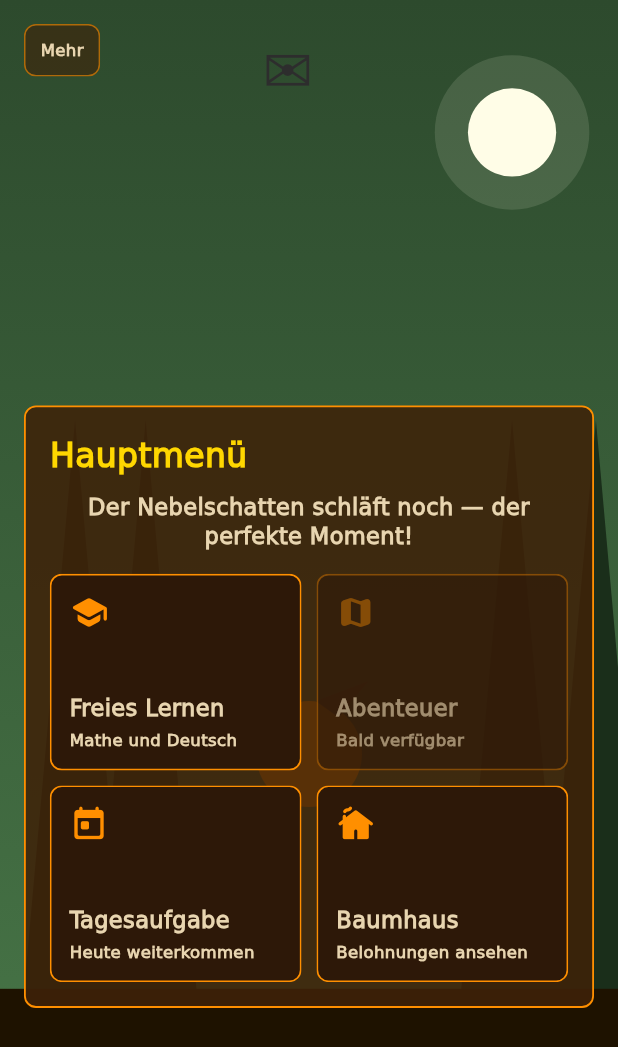
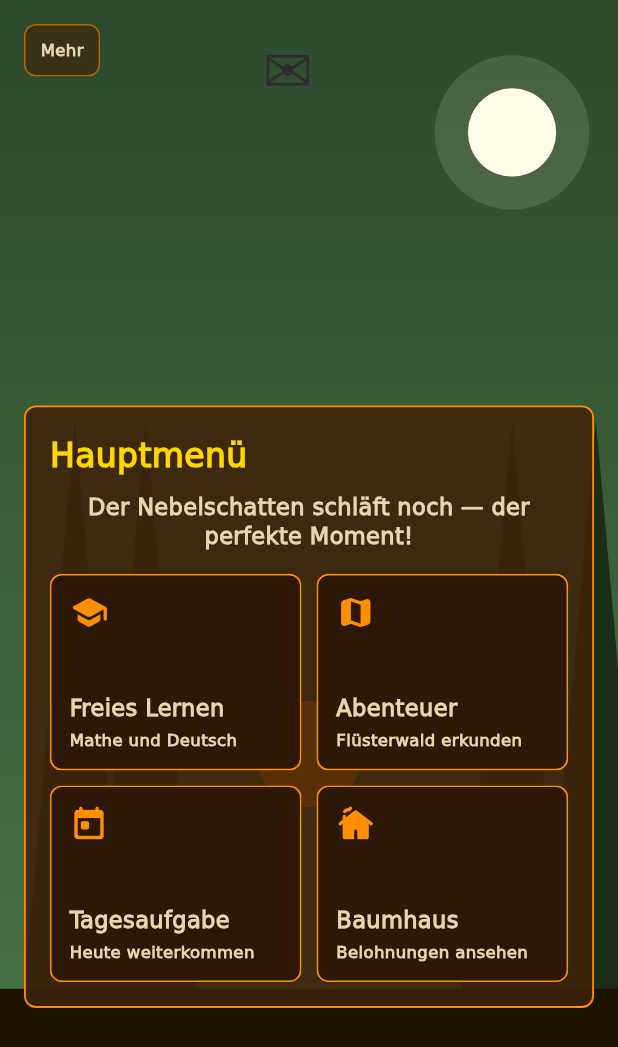
Before and after one commit to md-kks/lernfuchs, a Flutter app: the screen it shows after launch, on a phone screen of 412 x 824 dp. Shown: the top 1047 px of the screen. Run offline on Flutter 3.47's test engine with Material 3 defaults, Android fonts, the phone set to English and light mode, and no system bars; our stand-ins replace audioplayers, flutter_riverpod, flutter_tts, go_router, shared_preferences, yaml; missing offline and left inert: flame.

Commit message:
Document canon and enable adventure tile

```diff
--- a/lib/features/home/home_screen.dart
+++ b/lib/features/home/home_screen.dart
@@ -4,7 +4,6 @@ import 'package:flutter/material.dart';
 import 'package:flutter_riverpod/flutter_riverpod.dart';
 import 'package:go_router/go_router.dart';
 
-import '../../app/feature_flags.dart';
 import '../../core/services/providers.dart';
 import '../../services/streak_service.dart';
 import '../baumhaus/baumhaus_screen.dart';
@@ -121,18 +120,14 @@ class _HomeScreenState extends ConsumerState<HomeScreen>
                             : config?.narrativeText ??
                                   'Was möchtest du heute machen?',
                         streak: _streak,
-                        gameCompleted: _gameCompleted,
-                        gameWorldEnabled: FeatureFlags.enableGameWorld,
                         onFreePractice: () =>
                             context.push('/home/freies-ueben'),
-                        onAdventure: FeatureFlags.enableGameWorld
-                            ? () => Navigator.push(
-                                context,
-                                MaterialPageRoute(
-                                  builder: (_) => const WorldMapScreen(),
-                                ),
-                              )
-                            : null,
+                        onAdventure: () => Navigator.push(
+                          context,
+                          MaterialPageRoute(
+                            builder: (_) => const WorldMapScreen(),
+                          ),
+                        ),
                         onDaily: () => Navigator.push(
                           context,
                           MaterialPageRoute(
@@ -194,18 +189,14 @@ class _HomeScreenState extends ConsumerState<HomeScreen>
 class _MainMenuPanel extends StatelessWidget {
   final String narrativeText;
   final int streak;
-  final bool gameCompleted;
-  final bool gameWorldEnabled;
   final VoidCallback onFreePractice;
-  final VoidCallback? onAdventure;
+  final VoidCallback onAdventure;
   final VoidCallback onDaily;
   final VoidCallback onBaumhaus;
 
   const _MainMenuPanel({
     required this.narrativeText,
     required this.streak,
-    required this.gameCompleted,
-    required this.gameWorldEnabled,
     required this.onFreePractice,
     required this.onAdventure,
     required this.onDaily,
@@ -275,12 +266,9 @@ class _MainMenuPanel extends StatelessWidget {
                 onTap: onFreePractice,
               ),
               _MainMenuTile(
-                title: gameCompleted ? 'Erinnerungen' : 'Abenteuer',
-                subtitle: gameWorldEnabled
-                    ? 'Flüsterwald erkunden'
-                    : 'Bald verfügbar',
+                title: 'Abenteuer',
+                subtitle: 'Flüsterwald erkunden',
                 icon: Icons.map_rounded,
-                enabled: gameWorldEnabled,
                 onTap: onAdventure,
               ),
               _MainMenuTile(
@@ -308,31 +296,27 @@ class _MainMenuTile extends StatelessWidget {
   final String subtitle;
   final IconData icon;
   final VoidCallback? onTap;
-  final bool enabled;
 
   const _MainMenuTile({
     required this.title,
     required this.subtitle,
     required this.icon,
     required this.onTap,
-    this.enabled = true,
   });
 
   @override
   Widget build(BuildContext context) {
-    final foreground = enabled
-        ? const Color(0xFFE8D5B0)
-        : const Color(0x99E8D5B0);
-    final accent = enabled ? const Color(0xFFFF8F00) : const Color(0x66FF8F00);
+    const foreground = Color(0xFFE8D5B0);
+    const accent = Color(0xFFFF8F00);
     return Material(
       color: Colors.transparent,
       child: InkWell(
-        onTap: enabled ? onTap : null,
+        onTap: onTap,
         borderRadius: BorderRadius.circular(8),
         child: Ink(
           padding: const EdgeInsets.all(12),
           decoration: BoxDecoration(
-            color: enabled ? const Color(0xFF2D1808) : const Color(0x992D1808),
+            color: const Color(0xFF2D1808),
             border: Border.all(color: accent, width: 1.1),
             borderRadius: BorderRadius.circular(8),
           ),
```
Also changed, not shown: 11 other files.
